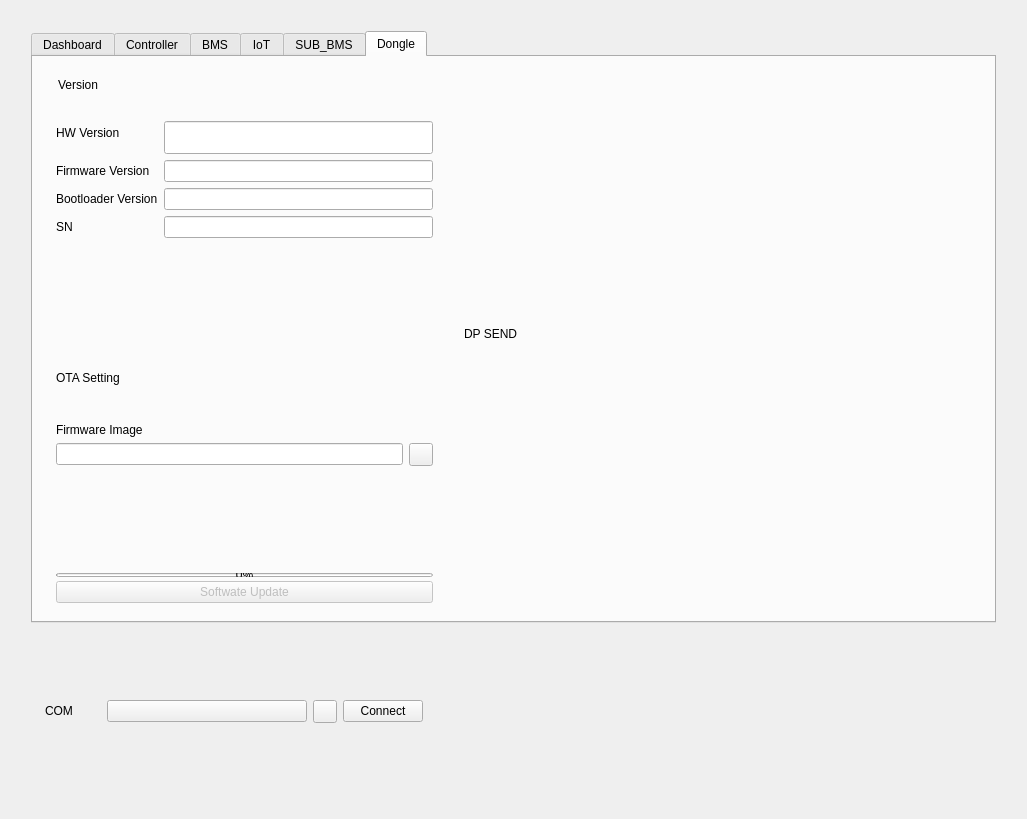
Qt form resource/ui/DeviceStateInterface_UI.ui (Weeeendi/AuthTestPlatform) before a commit.
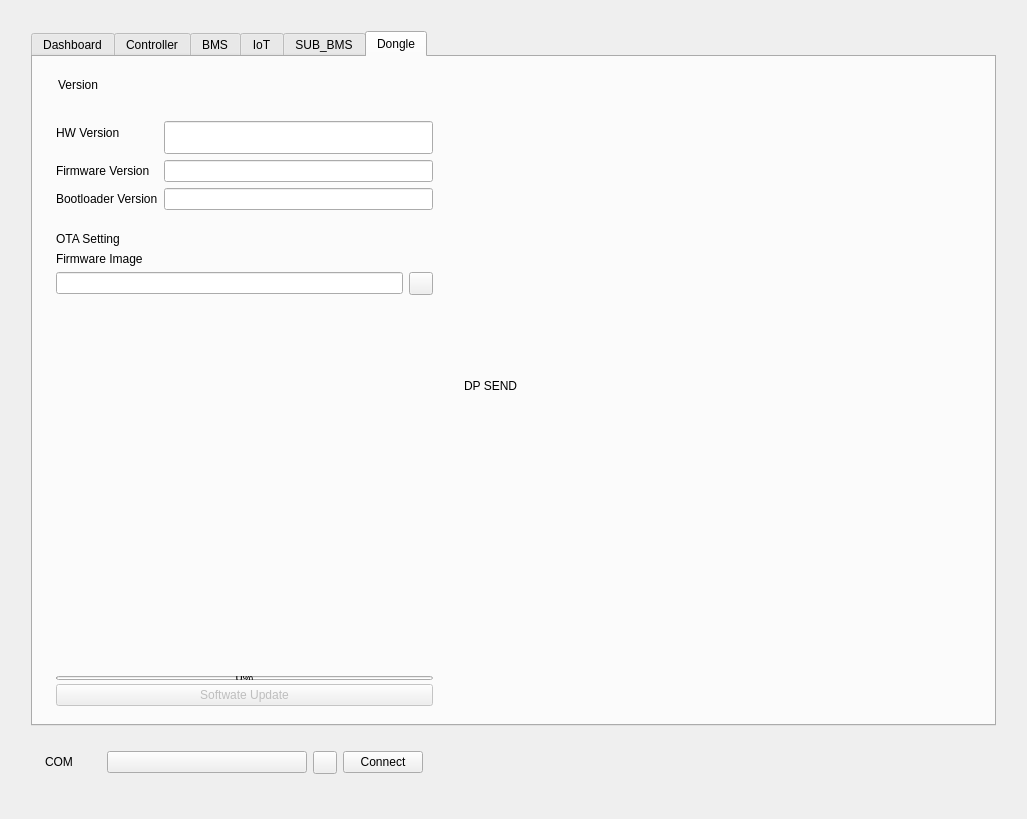
The same form after that commit. Icons and pictures are not drawn. Custom widgets are drawn as their Qt base class.

What changed in the file:
```diff
--- a/resource/ui/DeviceStateInterface_UI.ui
+++ b/resource/ui/DeviceStateInterface_UI.ui
@@ -42,6 +42,12 @@
          <height>50</height>
         </size>
        </property>
+       <property name="maximumSize">
+        <size>
+         <width>16777215</width>
+         <height>50</height>
+        </size>
+       </property>
        <layout class="QVBoxLayout" name="verticalLayout_6">
         <item>
          <layout class="QHBoxLayout" name="horizontalLayout_5">
@@ -3263,42 +3269,15 @@
                     </property>
                    </widget>
                   </item>
-                  <item row="3" column="0">
-                   <widget class="BodyLabel" name="BodyLabel_33">
-                    <property name="text">
-                     <string>SN</string>
-                    </property>
-                   </widget>
-                  </item>
-                  <item row="3" column="1">
-                   <widget class="LineEdit" name="SN_Dongle">
-                    <property name="readOnly">
-                     <bool>true</bool>
-                    </property>
-                   </widget>
-                  </item>
                  </layout>
                 </item>
-                <item>
-                 <spacer name="verticalSpacer_52">
-                  <property name="orientation">
-                   <enum>Qt::Vertical</enum>
-                  </property>
-                  <property name="sizeHint" stdset="0">
-                   <size>
-                    <width>20</width>
-                    <height>40</height>
-                   </size>
-                  </property>
-                 </spacer>
-                </item>
                 <item>
                  <widget class="HorizontalSeparator" name="HorizontalSeparator_11"/>
                 </item>
                 <item>
                  <widget class="StrongBodyLabel" name="StrongBodyLabel_11">
                   <property name="sizePolicy">
-                   <sizepolicy hsizetype="Preferred" vsizetype="Expanding">
+                   <sizepolicy hsizetype="Preferred" vsizetype="Fixed">
                     <horstretch>0</horstretch>
                     <verstretch>0</verstretch>
                    </sizepolicy>
```
